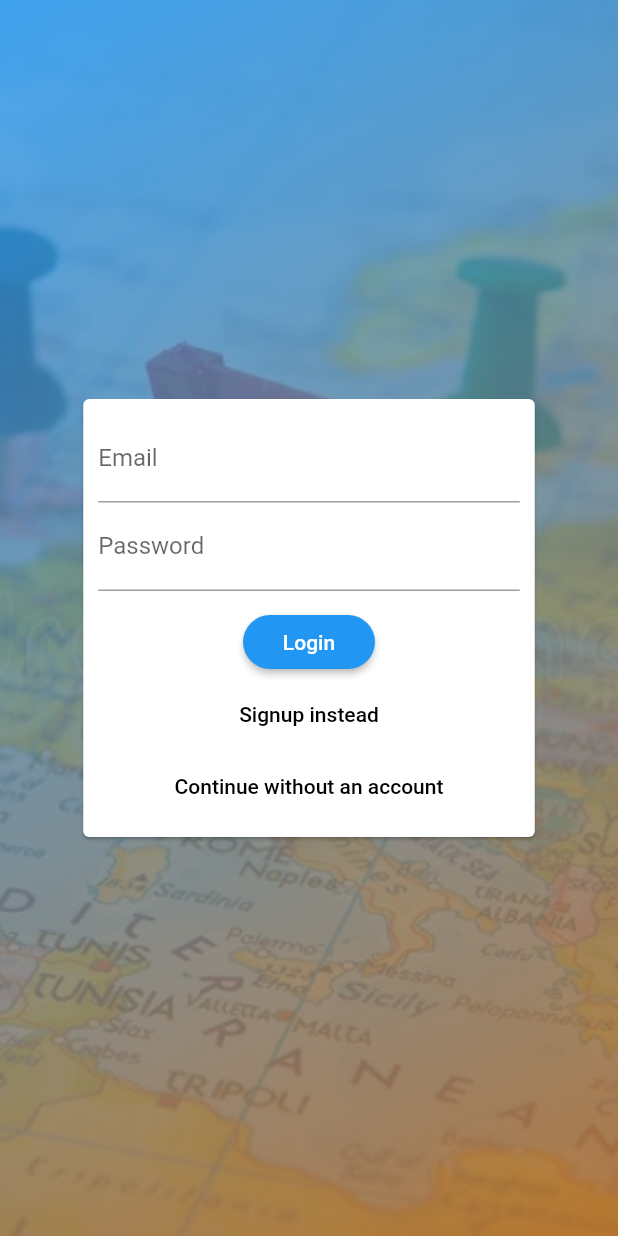
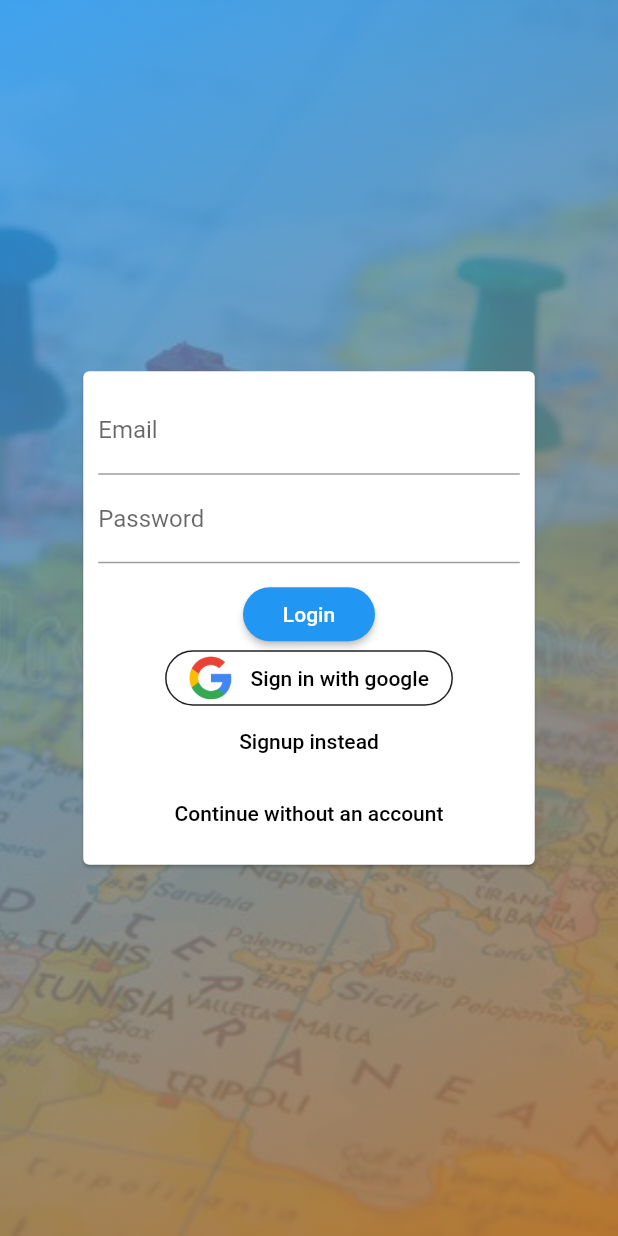
Before and after one commit to shimonster/distance_app, a Flutter app: the screen it shows after launch, on a phone screen of 412 x 824 dp. Run offline on Flutter 3.47's test engine with Material 2 defaults, Android fonts, the light colour scheme and no system bars; our stand-ins replace cloud_firestore, firebase_auth, flutter_map, google_sign_in, latlong, location and 2 more; missing offline and left inert: background_locator, maps_toolkit; accounts and stored records are empty.

Commit message:
did google auth

```diff
--- a/lib/helpers/sql_helper.dart
+++ b/lib/helpers/sql_helper.dart
@@ -29,7 +29,7 @@
       version: 1,
       onCreate: (db, _) {
         return db.execute(
-          'CREATE TABLE Categories'
+          'CREATE TABLE Categs'
           '(id INTEGER PRIMARY KEY, title TEXT)',
         );
       },
@@ -41,7 +41,7 @@
     final cats = await getCategories(uid);
     if (!cats.contains(name)) {
       await db.insert(
-        'Categories',
+        'Categs',
         {'title': name, 'id': idx},
         conflictAlgorithm: ConflictAlgorithm.abort,
       );
@@ -51,7 +51,7 @@
   static Future<List> getCategories(String uid) async {
     print('geting cats');
     final db = await categoryDbSetup(uid);
-    final cats = await db.query('Categories', distinct: true, orderBy: 'id');
+    final cats = await db.query('Categs', distinct: true, orderBy: 'id');
     List listCats = [];
     cats.forEach((element) => listCats.add(element['title']));
     print('recieved cats: $cats');
--- a/lib/main.dart
+++ b/lib/main.dart
@@ -1,6 +1,9 @@
+import 'dart:async';
+
 import 'package:flutter/material.dart';
 import 'package:provider/provider.dart';
 import 'package:firebase_auth/firebase_auth.dart';
+import 'package:google_sign_in/google_sign_in.dart';
 
 import './providers/categories.dart';
 import './providers/distances.dart';
@@ -19,6 +22,14 @@
 
 class _MyAppState extends State<MyApp> {
   var _account = true;
+  GoogleSignIn _googleSignIn = GoogleSignIn(
+    scopes: <String>[
+      'email',
+      'https://www.googleapis.com/auth/contacts.readonly',
+    ],
+  );
+  GoogleSignInAccount _googleAccount;
+  StreamSubscription _listener;
 
   void _switchMode() {
     setState(() {
@@ -26,11 +37,20 @@
     });
   }
 
-  void testDist() {}
+  @override
+  void dispose() {
+    super.dispose();
+    _listener.cancel();
+  }
 
   @override
   void initState() {
-    testDist();
+    _listener = _googleSignIn.onCurrentUserChanged.listen((account) {
+      print('authstate changed');
+      setState(() {
+        _googleAccount = account;
+      });
+    });
     super.initState();
   }
 
@@ -39,17 +59,23 @@
     return StreamBuilder(
       stream: FirebaseAuth.instance.onAuthStateChanged,
       builder: (ctx, snapshot) {
-        print(snapshot.data);
+        print('builder was run');
+        print('auth snapshot: ${snapshot.data}');
+        print('google snapshot: ${_googleAccount}');
         return MultiProvider(
           providers: [
             ChangeNotifierProvider.value(
               value: Categories(
-                snapshot.data != null ? snapshot.data.uid : null,
+                snapshot.data != null
+                    ? snapshot.data.uid
+                    : _googleAccount != null ? _googleAccount.id : null,
               ),
             ),
             ChangeNotifierProxyProvider<Categories, Distances>(
               update: (ctx, cat, prev) => Distances(
-                snapshot.data != null ? snapshot.data.uid : null,
+                snapshot.data != null
+                    ? snapshot.data.uid
+                    : _googleAccount != null ? _googleAccount.id : null,
                 cat.categories,
                 prev == null ? [] : prev.distances,
               ),
@@ -74,9 +100,9 @@
                       child: CircularProgressIndicator(),
                     ),
                   )
-                : snapshot.data == null && _account
-                    ? AuthScreen(_switchMode)
-                    : DistancesScreen(_switchMode),
+                : snapshot.data != null || _googleAccount != null || !_account
+                    ? DistancesScreen(_switchMode)
+                    : AuthScreen(_switchMode),
             routes: {
               AddDistanceTrackScreen.routeName: (ctx) =>
                   AddDistanceTrackScreen(),
--- a/lib/providers/categories.dart
+++ b/lib/providers/categories.dart
@@ -34,7 +34,8 @@
             .document('users/$userId')
             .setData({'categories': _categories});
       }
-      if (!(await SQLHelper.getCategories(uid)).contains('All')) {
+      print(['uid $uid', 'userId $userId']);
+      if (!(await SQLHelper.getCategories(userId)).contains('All')) {
         _categories.forEach((element) async {
           await SQLHelper.addCategory(
               element, userId ?? '', _categories.indexOf(element));
--- a/lib/widgets/auth/auth_card.dart
+++ b/lib/widgets/auth/auth_card.dart
@@ -1,4 +1,5 @@
 import 'package:firebase_auth/firebase_auth.dart';
+import 'package:flutter/cupertino.dart';
 import 'package:flutter/material.dart';
 import 'package:flutter/services.dart';
 import 'package:provider/provider.dart';
@@ -44,6 +45,9 @@
                   .putInitialCategories(value.user.uid));
         }
         await Provider.of<Categories>(context, listen: false).getCategories();
+        setState(() {
+          _isLoading = false;
+        });
       } on PlatformException catch (error) {
         Scaffold.of(context).hideCurrentSnackBar();
         Scaffold.of(context).showSnackBar(
@@ -136,6 +140,31 @@
                       onPressed: _authenticate,
                     ),
                   if (_isLoading) CircularProgressIndicator(),
+                  SizedBox(
+                    height: 37,
+                    child: OutlineButton.icon(
+                      borderSide: BorderSide(color: Colors.black87),
+                      icon: Image.asset(
+                        'assets/images/1342004.png',
+                        fit: BoxFit.fitHeight,
+                      ),
+                      label: Text('Sign in with google'),
+                      onPressed: () async {
+                        final result = await GoogleSignIn().signIn();
+                        final GoogleSignInAuthentication authentication =
+                            await result.authentication;
+                        final AuthCredential credentials =
+                            GoogleAuthProvider.getCredential(
+                                idToken: authentication.idToken,
+                                accessToken: authentication.accessToken);
+                        final authResult = await FirebaseAuth.instance
+                            .signInWithCredential(credentials)
+                            .then((value) =>
+                                Provider.of<Categories>(context, listen: false)
+                                    .putInitialCategories(value.user.uid));
+                      },
+                    ),
+                  ),
                   FlatButton(
                     child: Text('${_isLogin ? 'Signup' : 'Login'} instead'),
                     onPressed: _isLoading
--- a/pubspec.yaml
+++ b/pubspec.yaml
@@ -61,6 +61,7 @@
   assets:
      - assets/images/distance.jpg
      - assets/images/distance_markers.jpg
+     - assets/images/1342004.png
 
   # An image asset can refer to one or more resolution-specific "variants", see
   # https://flutter.dev/assets-and-images/#resolution-aware.
```
Also changed, not shown: assets/images/1342004.png (added), assets/images/google-icon.jpg (added), 1 other file.
